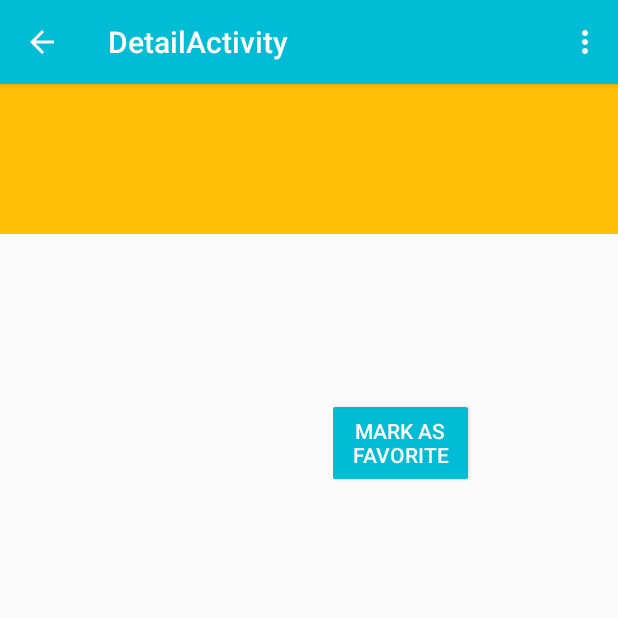
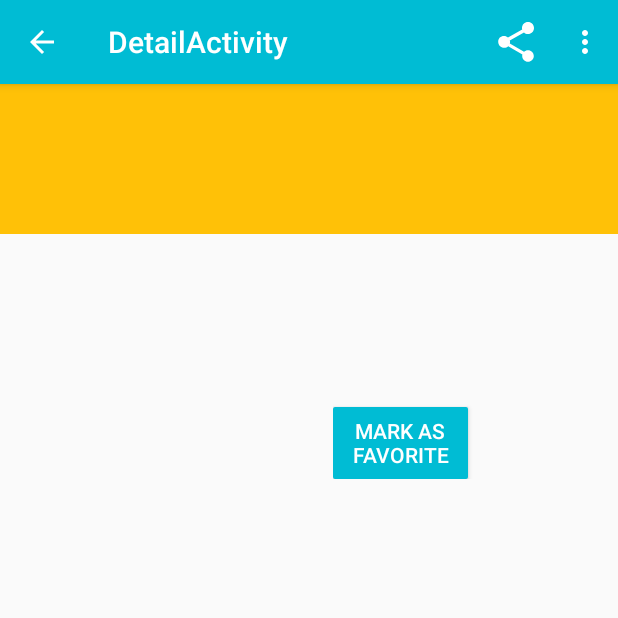
Before and after one commit to alexym/PopularMovies, an Android app: the DetailActivityFragment screen opened directly, with no data from a screen before it, on a phone screen of 412 x 824 dp, the top half of it. Run offline under Robolectric (Android 15) with nearby library versions, the phone set to English and light mode, and no system bars; our stand-ins replace Picasso; libraries missing offline, so code that uses them is left out: retrofit.client, retrofit.http; pictures from the network do not load; 10 statements that could not run were skipped.

```diff
--- a/app/src/main/java/alexym/com/popularmovies/DetailActivity.java
+++ b/app/src/main/java/alexym/com/popularmovies/DetailActivity.java
@@ -10,6 +10,7 @@ import alexym.com.popularmovies.Rest.Movie;
 
 public class DetailActivity extends ActionBarActivity {
     private final String LOG_TAG = DetailActivity.class.getSimpleName();
+
 
     @Override
     protected void onCreate(Bundle savedInstanceState) {
--- a/app/src/main/java/alexym/com/popularmovies/DetailActivityFragment.java
+++ b/app/src/main/java/alexym/com/popularmovies/DetailActivityFragment.java
@@ -9,8 +9,13 @@ import android.net.Uri;
 import android.os.Bundle;
 import android.os.Parcelable;
 import android.support.v4.app.Fragment;
+import android.support.v4.view.MenuItemCompat;
+import android.support.v7.widget.ShareActionProvider;
 import android.util.Log;
 import android.view.LayoutInflater;
+import android.view.Menu;
+import android.view.MenuInflater;
+import android.view.MenuItem;
 import android.view.View;
 import android.view.ViewGroup;
 import android.widget.Button;
@@ -55,6 +60,8 @@ public class DetailActivityFragment extends Fragment {
     private List<Youtube> mYoutubeList = new ArrayList<Youtube>();
     private List<Result> mResultList = new ArrayList<Result>();
 
+    private String firstTrailer;
+
     public static final String TAG = "DetailActivityFragment";
 
     //id db
@@ -63,11 +70,26 @@ public class DetailActivityFragment extends Fragment {
     private int movieId;
     private boolean mfavoriteMovie = false;
 
+    private ShareActionProvider mShareActionProvider;
+
     LinearLayout linearLayoutTrailers, linearLayoutReviews;
     TextView runtime;
     Button fav_btn;
 
     public DetailActivityFragment() {
+        setHasOptionsMenu(true);
+    }
+
+    @Override
+    public void onCreateOptionsMenu(Menu menu, MenuInflater inflater) {
+        inflater.inflate(R.menu.menu_detail_fragment, menu);
+        MenuItem menuItem = menu.findItem(R.id.action_share);
+        mShareActionProvider = (ShareActionProvider) MenuItemCompat.getActionProvider(menuItem);
+        if (firstTrailer != null) {
+            mShareActionProvider.setShareIntent(createShareMovieIntent());
+        }else{
+            Log.i(TAG,"Shared actionprovier is null");
+        }
     }
     @Override
     public void onSaveInstanceState(Bundle outState) {
@@ -185,7 +207,7 @@ public class DetailActivityFragment extends Fragment {
                 mResultList.add(resultObj);
             }
             createlinearlayoutReviews(mResultList);
-
+            firstTrailer = mYoutubeList.get(0).getSource();
         } else {
             MovieService movieService = new MovieService();
             MovieService.MovieServiceInterface movieServiceInterface = movieService.getmMovieServiceInterface();
@@ -197,7 +219,8 @@ public class DetailActivityFragment extends Fragment {
                         Trailers trailers = reviewsAndTrailers.getTrailers();
                         mYoutubeList = trailers.getYoutube();
                         createlinearlayoutTrailers(mYoutubeList);
-
+                        //se obtiene el primer valor de la lista de los trailers
+                        firstTrailer = mYoutubeList.get(0).getSource();
                         Reviews reviews = reviewsAndTrailers.getReviews();
                         mResultList = reviews.getResults();
                         createlinearlayoutReviews(mResultList);
@@ -375,4 +398,11 @@ public class DetailActivityFragment extends Fragment {
             fav_btn.setText(R.string.favorite_disable);
         }
     }
+    private Intent createShareMovieIntent(){
+        Intent shareIntent = new Intent(Intent.ACTION_SEND);
+        shareIntent.addFlags(Intent.FLAG_ACTIVITY_CLEAR_WHEN_TASK_RESET);
+        shareIntent.setType("text/plain");
+        shareIntent.putExtra(Intent.EXTRA_TEXT, "http://www.youtube.com/watch?v="+firstTrailer);
+        return shareIntent;
+    }
 }
--- a/app/src/main/res/layout-sw600dp/activity_main.xml
+++ b/app/src/main/res/layout-sw600dp/activity_main.xml
@@ -8,8 +8,8 @@
     android:orientation="horizontal"
     tools:context="alexym.com.popularmovies.MainActivity">
 
-    <fragment
-        android:id="@+id/fragment_forecast"
+    <FrameLayout
+        android:id="@+id/containerMain"
         android:name="alexym.com.popularmovies.MainActivityFragment"
         android:layout_width="0dp"
         android:layout_height="match_parent"
--- /dev/null
+++ b/app/src/main/res/layout/fragment_blank.xml
@@ -0,0 +1,5 @@
+<FrameLayout xmlns:android="http://schemas.android.com/apk/res/android"
+    xmlns:tools="http://schemas.android.com/tools" android:layout_width="match_parent"
+    android:layout_height="match_parent" tools:context="alexym.com.popularmovies.BlankFragment">
+
+</FrameLayout>
--- /dev/null
+++ b/app/src/main/res/menu/menu_detail_fragment.xml
@@ -0,0 +1,8 @@
+<?xml version="1.0" encoding="utf-8"?>
+<menu xmlns:android="http://schemas.android.com/apk/res/android"
+    xmlns:app="http://schemas.android.com/apk/res-auto">
+    <item android:id="@+id/action_share"
+        android:title="@string/action_share"
+        app:showAsAction="always"
+        app:actionProviderClass="android.support.v7.widget.ShareActionProvider"/>
+</menu>
--- a/app/src/main/res/values/strings.xml
+++ b/app/src/main/res/values/strings.xml
@@ -30,6 +30,7 @@
 
     <string name="ok">OK</string>
     <string name="cancel">Cancel</string>
+    <string name="action_share">SHARE</string>
 
 
 
```
Also changed, not shown: app/build.gradle (+4 -4 lines), app/src/main/java/alexym/com/popularmovies/BlankFragment.java (added, +58 -0 lines), app/src/main/java/alexym/com/popularmovies/MainActivity.java (+43 -9 lines), app/src/main/java/alexym/com/popularmovies/MainActivityFragment.java (+9 -19 lines), 1 other file.
